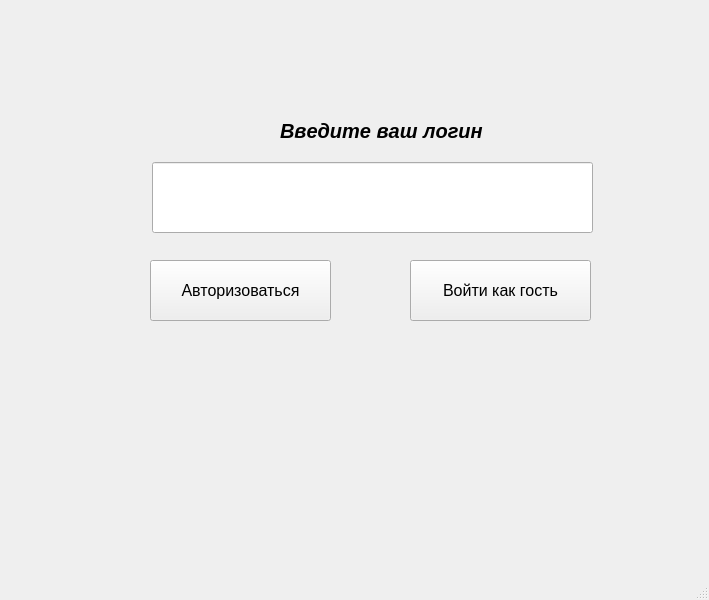
First picture: the form in ui/login.ui, repository yakushov1/Yakushov_KIM0_9.02.07-2-2027, before the edit.
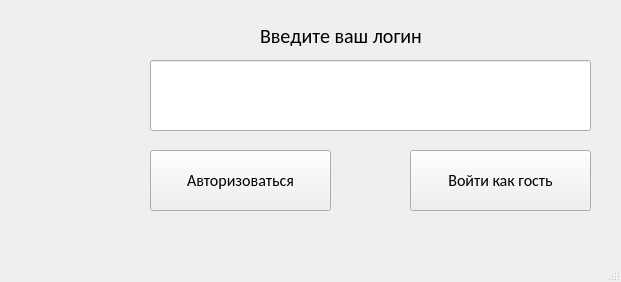
Second picture: the form after the edit. Icons and pictures are not drawn.

The edit to the form file:
```diff
--- a/ui/login.ui
+++ b/ui/login.ui
@@ -6,8 +6,8 @@
    <rect>
     <x>0</x>
     <y>0</y>
-    <width>709</width>
-    <height>600</height>
+    <width>621</width>
+    <height>282</height>
    </rect>
   </property>
   <property name="windowTitle">
@@ -17,15 +17,19 @@
    <widget class="QLineEdit" name="line_login">
     <property name="geometry">
      <rect>
-      <x>152</x>
-      <y>162</y>
+      <x>150</x>
+      <y>60</y>
       <width>441</width>
       <height>71</height>
      </rect>
     </property>
     <property name="font">
      <font>
+      <family>Calibri</family>
       <pointsize>15</pointsize>
+      <weight>50</weight>
+      <italic>false</italic>
+      <bold>false</bold>
      </font>
     </property>
    </widget>
@@ -33,14 +37,18 @@
     <property name="geometry">
      <rect>
       <x>150</x>
-      <y>260</y>
+      <y>150</y>
       <width>181</width>
       <height>61</height>
      </rect>
     </property>
     <property name="font">
      <font>
+      <family>Calibri</family>
       <pointsize>12</pointsize>
+      <weight>50</weight>
+      <italic>false</italic>
+      <bold>false</bold>
      </font>
     </property>
     <property name="text">
@@ -51,14 +59,18 @@
     <property name="geometry">
      <rect>
       <x>410</x>
-      <y>260</y>
+      <y>150</y>
       <width>181</width>
       <height>61</height>
      </rect>
     </property>
     <property name="font">
      <font>
+      <family>Calibri</family>
       <pointsize>12</pointsize>
+      <weight>50</weight>
+      <italic>false</italic>
+      <bold>false</bold>
      </font>
     </property>
     <property name="text">
@@ -68,18 +80,19 @@
    <widget class="QLabel" name="label">
     <property name="geometry">
      <rect>
-      <x>280</x>
-      <y>80</y>
+      <x>260</x>
+      <y>20</y>
       <width>241</width>
-      <height>101</height>
+      <height>31</height>
      </rect>
     </property>
     <property name="font">
      <font>
+      <family>Calibri</family>
       <pointsize>15</pointsize>
-      <weight>75</weight>
-      <italic>true</italic>
-      <bold>true</bold>
+      <weight>50</weight>
+      <italic>false</italic>
+      <bold>false</bold>
       <underline>false</underline>
       <strikeout>false</strikeout>
       <kerning>false</kerning>
```
Left out of the diff: 27 changed lines with no effect on the pictures.
